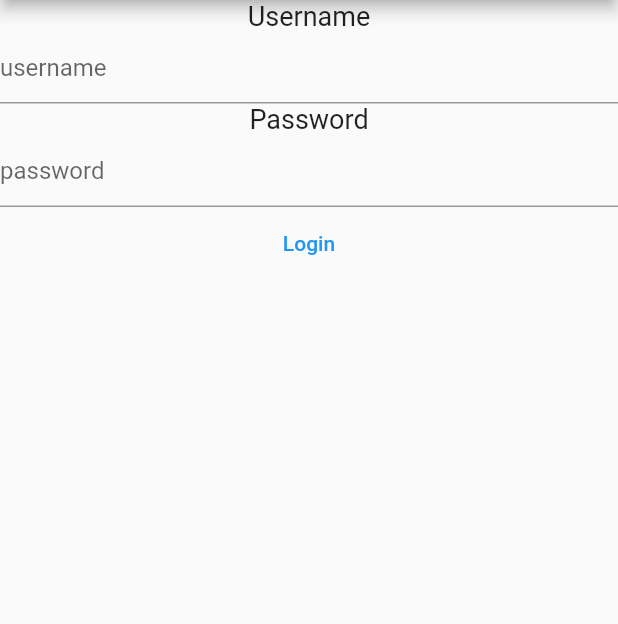
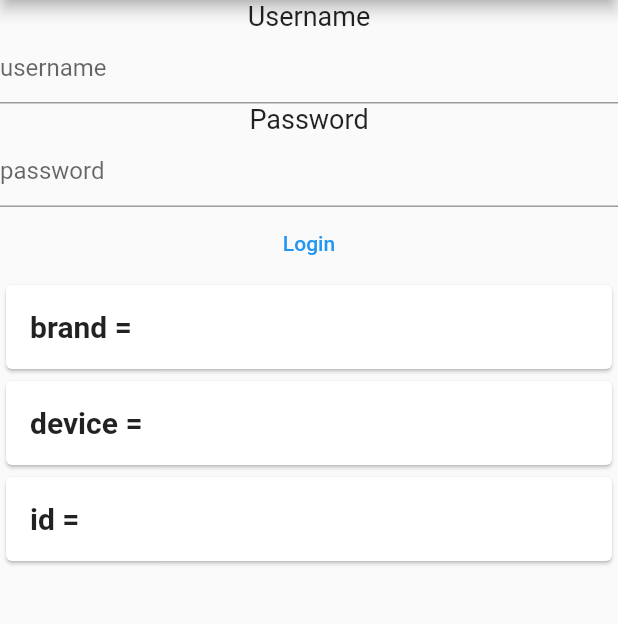
Before and after one commit to SR1999/skripsi-mobileapp, a Flutter app: the screen it shows after launch, after a tap on "Login", on a phone screen of 412 x 824 dp, the part 84-708 px from its top. Run offline on Flutter 3.47's test engine with Material 2 defaults, Android fonts, the phone set to English and light mode, and no system bars; our stand-ins replace device_info_plus; network calls fail.

Commit message:
Get DEVICE ID (Successed)
this commit is for to get device ID instead of IMEI number

```diff
--- a/lib/main.dart
+++ b/lib/main.dart
@@ -2,6 +2,8 @@ import 'package:flutter/material.dart';
 import 'package:http/http.dart' as http;
 import 'dart:async';
 import 'package:device_info_plus/device_info_plus.dart';
+import 'package:flutter/services.dart';
+import 'package:flutter/cupertino.dart';
 
 
 void main() => runApp(new MyApp());
@@ -23,6 +25,24 @@ class MyHomePage extends StatefulWidget{
 }
 
 class _MyHomePageState extends State<MyHomePage>{
+
+DeviceInfoPlugin deviceinfo =  DeviceInfoPlugin();
+
+AndroidDeviceInfo? androidInfo;
+Future<AndroidDeviceInfo> getInfo() async{
+  return await deviceinfo.androidInfo;
+}
+
+Widget showCard(String name, String value){
+  return Card(
+    child: ListTile(
+      title: Text(
+        "$name = $value",
+        style: TextStyle(fontSize: 20, fontWeight: FontWeight.bold),
+      ),
+    ),
+  );
+}
 
 TextEditingController user = new TextEditingController();
 TextEditingController pass = new TextEditingController();
@@ -66,6 +86,16 @@ Future<String> _login() async{
                 _login();
                 }
               ),
+              FutureBuilder(future: getInfo(),builder: (context, snapshot){
+                final data=snapshot.data!;
+                return Column(
+                  children: [
+                    showCard('brand', data.brand!),
+                    showCard('device', data.device!),
+                    showCard('id', data.id!),
+                  ],
+                );
+              },)
             ],
           ),
         ),
--- a/pubspec.yaml
+++ b/pubspec.yaml
@@ -30,13 +30,12 @@ environment:
 dependencies:
   flutter:
     sdk: flutter
-  device_info_plus: ^3.2.0
-
 
   # The following adds the Cupertino Icons font to your application.
   # Use with the CupertinoIcons class for iOS style icons.
   cupertino_icons: ^1.0.2
   http: ^0.13.3
+  device_info_plus: ^3.2.0
 
 dev_dependencies:
   flutter_test:
```
